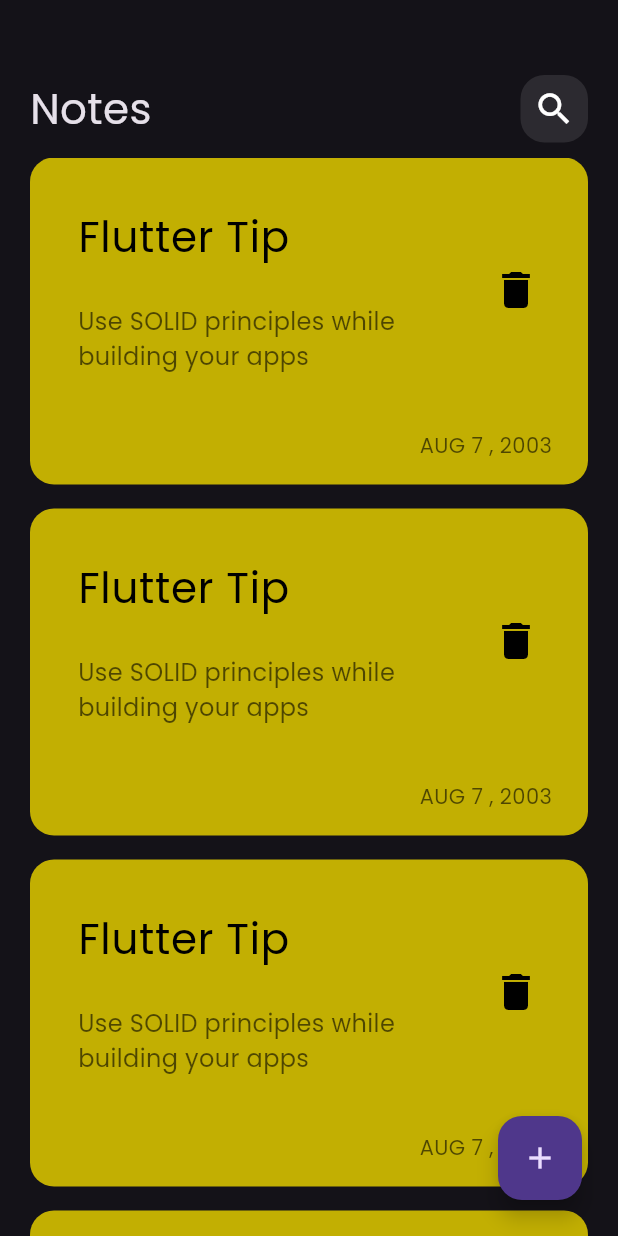
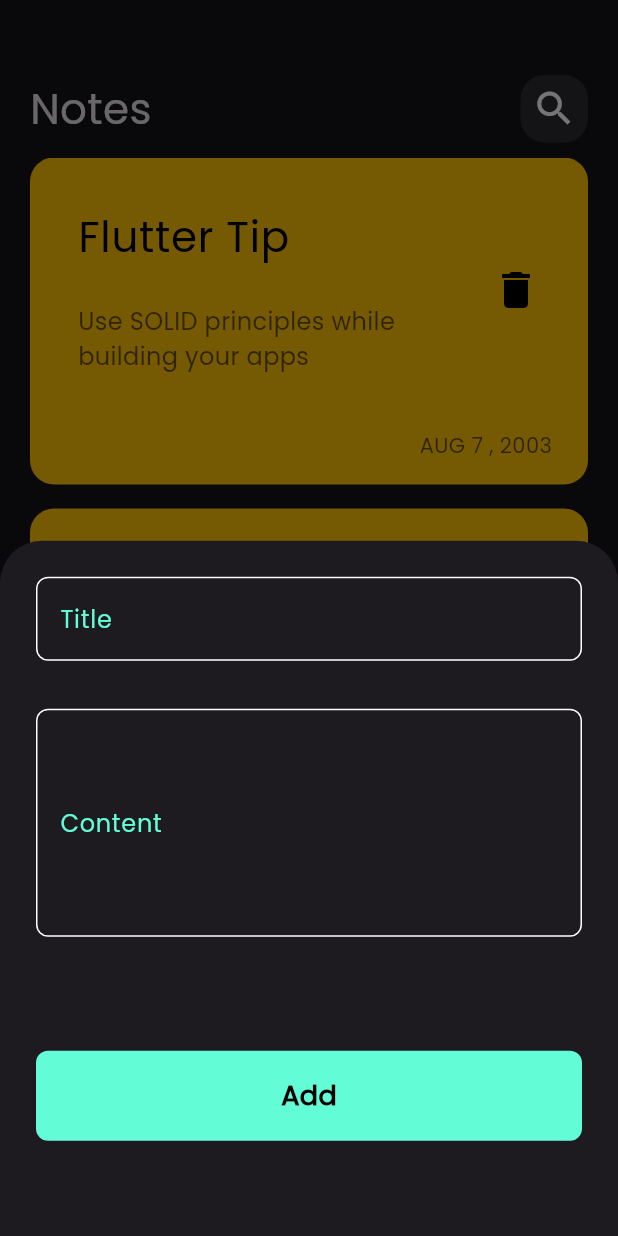
Before and after one commit to RamyIsaac/notes_app, a Flutter app: the screen it shows after launch, after a tap on the "add" icon, on a phone screen of 412 x 824 dp. Run offline on Flutter 3.47's test engine with Material 3 defaults, Android fonts, the phone set to English and light mode, and no system bars.

Commit message:
create modal bottom sheet with tesxt fields and buttom

```diff
--- /dev/null
+++ b/lib/constants.dart
@@ -0,0 +1,3 @@
+import 'package:flutter/material.dart';
+
+Color kPrimaryColor = const Color(0xff62FCD7);
--- a/lib/views/notes_view.dart
+++ b/lib/views/notes_view.dart
@@ -1,4 +1,6 @@
 import 'package:flutter/material.dart';
+import 'package:notes_app/constants.dart';
+import 'package:notes_app/widgets/note_modal_bottom_sheet.dart';
 import 'package:notes_app/widgets/notes_view_body.dart';
 
 class NotesView extends StatelessWidget {
@@ -10,8 +12,18 @@ class NotesView extends StatelessWidget {
       floatingActionButton: Padding(
         padding: const EdgeInsets.all(8.0),
         child: FloatingActionButton(
-          onPressed: () {},
-          child: const Icon(Icons.add),
+          backgroundColor: kPrimaryColor,
+          onPressed: () {
+            showModalBottomSheet(
+                context: context,
+                builder: (context) {
+                  return const NoteModalBottomSheet();
+                });
+          },
+          child: const Icon(
+            Icons.add,
+            color: Colors.black,
+          ),
         ),
       ),
       body: const NotesViewBody(),
--- a/lib/widgets/custom_app_bar.dart
+++ b/lib/widgets/custom_app_bar.dart
@@ -22,7 +22,7 @@ class CustomAppBar extends StatelessWidget {
           width: 45,
           child: const Icon(
             Icons.search,
-            size: 28,
+            size: 30,
           ),
         ),
       ],
--- /dev/null
+++ b/lib/widgets/custom_button.dart
@@ -0,0 +1,28 @@
+import 'package:flutter/material.dart';
+import 'package:notes_app/constants.dart';
+
+class CustomButton extends StatelessWidget {
+  const CustomButton({super.key});
+
+  @override
+  Widget build(BuildContext context) {
+    return GestureDetector(
+      onTap: () {},
+      child: Container(
+        decoration: BoxDecoration(
+          borderRadius: BorderRadius.circular(8),
+          color: kPrimaryColor,
+        ),
+        height: 60,
+        width: double.infinity,
+        child: const Center(
+          child: Text(
+            'Add',
+            style: TextStyle(
+                color: Colors.black, fontSize: 18, fontWeight: FontWeight.bold),
+          ),
+        ),
+      ),
+    );
+  }
+}
--- /dev/null
+++ b/lib/widgets/custom_text_field.dart
@@ -0,0 +1,30 @@
+import 'package:flutter/material.dart';
+import 'package:notes_app/constants.dart';
+
+class CustomTextField extends StatelessWidget {
+  const CustomTextField({super.key, this.maxLines = 1, required this.label});
+  final int maxLines;
+  final String label;
+  @override
+  Widget build(BuildContext context) {
+    return Padding(
+      padding: const EdgeInsets.all(16.0),
+      child: TextField(
+        cursorColor: kPrimaryColor,
+        maxLines: maxLines,
+        decoration: InputDecoration(
+          focusedBorder: OutlineInputBorder(
+              borderRadius: BorderRadius.circular(8),
+              borderSide: BorderSide(color: Colors.white)),
+          enabledBorder: OutlineInputBorder(
+              borderRadius: BorderRadius.circular(8),
+              borderSide: BorderSide(color: Colors.white)),
+          label: Text(
+            label,
+            style: TextStyle(color: kPrimaryColor),
+          ),
+        ),
+      ),
+    );
+  }
+}
--- a/lib/widgets/note_card.dart
+++ b/lib/widgets/note_card.dart
@@ -8,8 +8,7 @@ class NoteCard extends StatelessWidget {
     return Container(
       padding: const EdgeInsets.only(top: 24, left: 16, bottom: 16),
       decoration: BoxDecoration(
-          color: const Color.fromARGB(231, 212, 191, 0),
-          borderRadius: BorderRadius.circular(16)),
+          color: Colors.amber, borderRadius: BorderRadius.circular(16)),
       child: Column(
         crossAxisAlignment: CrossAxisAlignment.end,
         children: [
--- /dev/null
+++ b/lib/widgets/note_modal_bottom_sheet.dart
@@ -0,0 +1,33 @@
+import 'package:flutter/material.dart';
+import 'package:notes_app/constants.dart';
+import 'package:notes_app/widgets/custom_button.dart';
+import 'package:notes_app/widgets/custom_text_field.dart';
+
+class NoteModalBottomSheet extends StatelessWidget {
+  const NoteModalBottomSheet({super.key});
+
+  @override
+  Widget build(BuildContext context) {
+    return const Padding(
+      padding: const EdgeInsets.all(8.0),
+      child: Column(
+        children: [
+          CustomTextField(
+            label: 'Title',
+          ),
+          CustomTextField(
+            label: 'Content',
+            maxLines: 5,
+          ),
+          SizedBox(
+            height: 60,
+          ),
+          Padding(
+            padding: EdgeInsets.only(left: 16.0, right: 16.0, bottom: 10),
+            child: CustomButton(),
+          ),
+        ],
+      ),
+    );
+  }
+}
```
Also changed, not shown: 1 other file.
